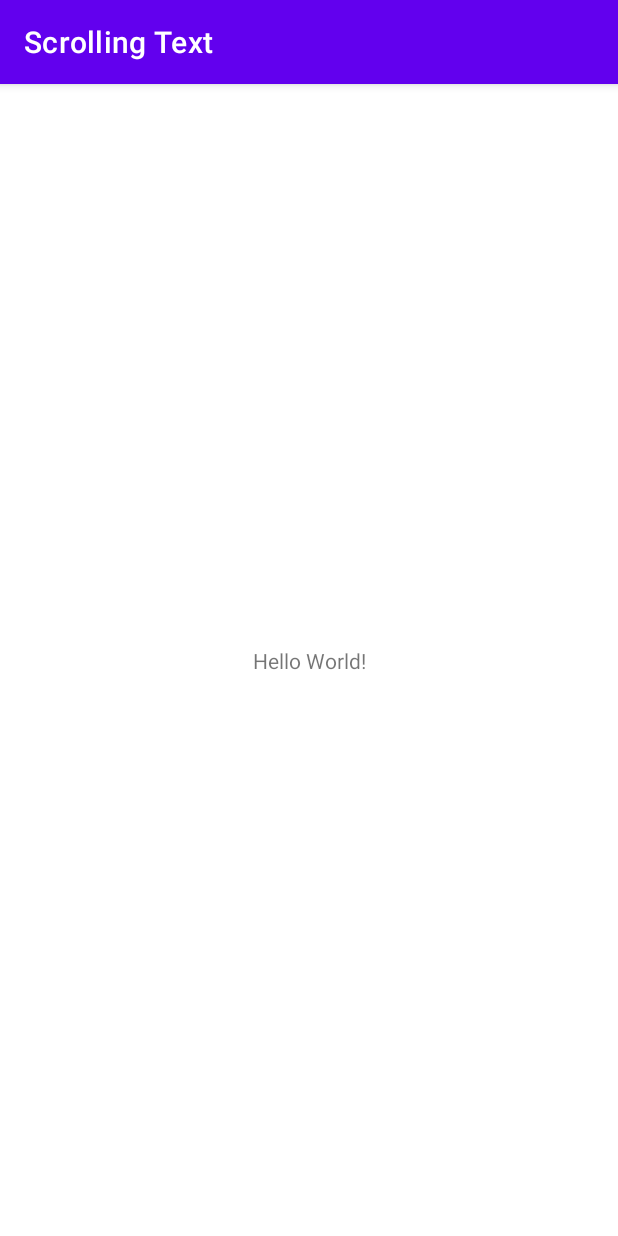
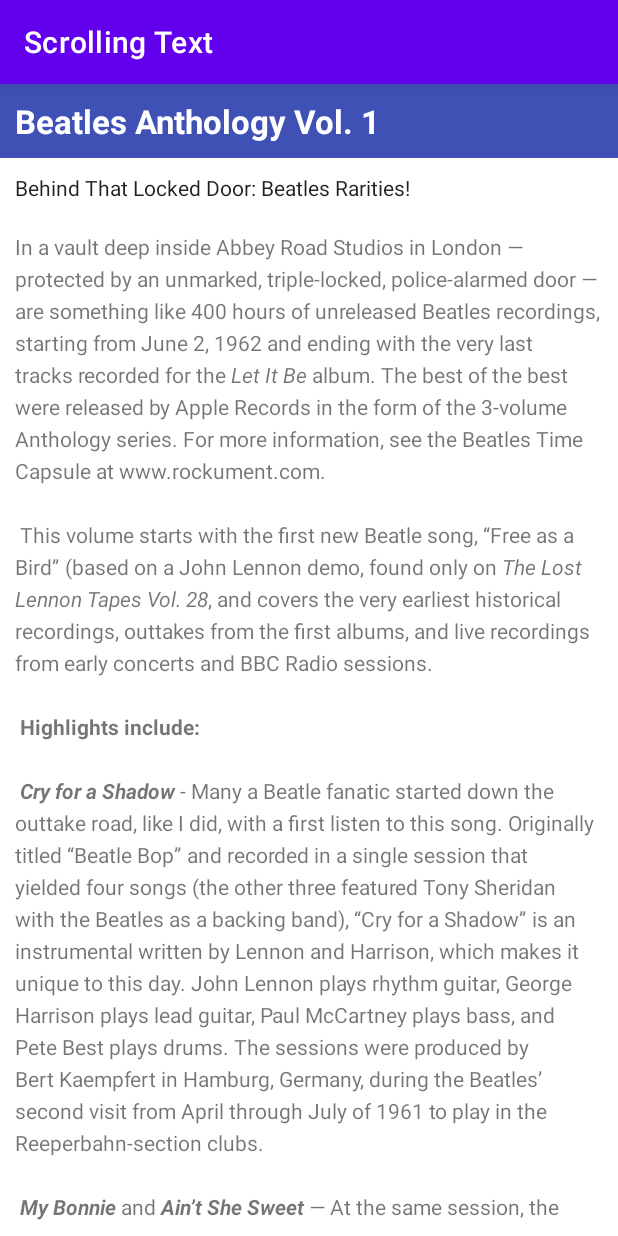
Before and after one commit to Aavash-KC/Text-and-scrolling-views, an Android app: the screen it shows after launch (MainActivity), on a phone screen of 412 x 824 dp. Run offline under Robolectric (Android 15) with nearby library versions, the phone set to English and light mode, and no system bars.

Commit message:
Task 1 completed

```diff
--- a/app/src/main/res/layout/activity_main.xml
+++ b/app/src/main/res/layout/activity_main.xml
@@ -1,18 +1,40 @@
 <?xml version="1.0" encoding="utf-8"?>
-<androidx.constraintlayout.widget.ConstraintLayout xmlns:android="http://schemas.android.com/apk/res/android"
-    xmlns:app="http://schemas.android.com/apk/res-auto"
+<RelativeLayout xmlns:android="http://schemas.android.com/apk/res/android"
+
     xmlns:tools="http://schemas.android.com/tools"
     android:layout_width="match_parent"
     android:layout_height="match_parent"
     tools:context=".MainActivity">
 
     <TextView
+        android:layout_width="match_parent"
+        android:layout_height="wrap_content"
+        android:id="@+id/article_heading"
+        android:background="@color/colorPrimary"
+        android:padding="@dimen/padding_regular"
+        android:text="@string/article_title"
+        android:textAppearance=
+            "@android:style/TextAppearance.DeviceDefault.Large"
+        android:textColor="@android:color/white"
+        android:textStyle="bold" />
+
+    <TextView
+        android:layout_width="match_parent"
+        android:layout_height="wrap_content"
+        android:id="@+id/article_subheading"
+        android:layout_below="@id/article_heading"
+        android:padding="@dimen/padding_regular"
+        android:text="@string/article_subtitle"
+        android:textAppearance=
+            "@android:style/TextAppearance.DeviceDefault" />
+
+    <TextView
         android:layout_width="wrap_content"
         android:layout_height="wrap_content"
-        android:text="Hello World!"
-        app:layout_constraintBottom_toBottomOf="parent"
-        app:layout_constraintLeft_toLeftOf="parent"
-        app:layout_constraintRight_toRightOf="parent"
-        app:layout_constraintTop_toTopOf="parent" />
+        android:id="@+id/article"
+        android:layout_below="@id/article_subheading"
+        android:lineSpacingExtra="@dimen/line_spacing"
+        android:padding="@dimen/padding_regular"
+        android:text="@string/article_text" />
 
-</androidx.constraintlayout.widget.ConstraintLayout>
+</RelativeLayout>
--- a/app/src/main/res/values/colors.xml
+++ b/app/src/main/res/values/colors.xml
@@ -7,4 +7,7 @@
     <color name="teal_700">#FF018786</color>
     <color name="black">#FF000000</color>
     <color name="white">#FFFFFFFF</color>
+    <color name="colorPrimary">#3F51B5</color>
+    <color name="colorPrimaryDark">#303F9F</color>
+    <color name="colorAccent">#FF4081</color>
 </resources>
--- /dev/null
+++ b/app/src/main/res/values/dimen.xml
@@ -0,0 +1,5 @@
+<?xml version="1.0" encoding="utf-8"?>
+<resources>
+    <dimen name="padding_regular">10dp</dimen>
+    <dimen name="line_spacing">5sp</dimen>
+</resources>
--- a/app/src/main/res/values/strings.xml
+++ b/app/src/main/res/values/strings.xml
@@ -1,3 +1,27 @@
+
 <resources>
     <string name="app_name">Scrolling Text</string>
+    <string name="article_title">Beatles Anthology Vol. 1</string>
+    <string name="article_subtitle">Behind That Locked Door: Beatles Rarities!</string>
+    <string name="article_text">In a vault deep inside Abbey Road Studios in London — protected by an unmarked, triple-locked, police-alarmed door — are something like 400 hours of unreleased Beatles recordings, starting from June 2, 1962 and ending with the very last tracks recorded for the <i>Let It Be</i> album. The best of the best were released by Apple Records in the form of the 3-volume Anthology series.
+        For more information, see the Beatles Time Capsule at www.rockument.com.
+\n\n
+This volume starts with the first new Beatle song, “Free as a Bird” (based on a John Lennon demo, found only on <i>The Lost Lennon Tapes Vol. 28</i>, and covers the very earliest historical recordings, outtakes from the first albums, and live recordings from early concerts and BBC Radio sessions.
+\n\n
+<b>Highlights include:</b>
+\n\n
+<b><i>Cry for a Shadow</i></b> - Many a Beatle fanatic started down the outtake road, like I did, with a first listen to this song. Originally titled “Beatle Bop” and recorded in a single session that yielded four songs (the other three featured Tony Sheridan with the Beatles as a backing band), “Cry for a Shadow” is an instrumental written by Lennon and Harrison, which makes it unique to this day. John Lennon plays rhythm guitar, George Harrison plays lead guitar, Paul McCartney plays bass, and Pete Best plays drums. The sessions were produced by Bert Kaempfert in Hamburg, Germany, during the Beatles’ second visit from April through July of 1961 to play in the Reeperbahn-section clubs.
+\n\n
+<b><i>My Bonnie</i></b> and <b><i>Ain’t She Sweet</i></b> — At the same session, the Beatles played on “My Bonnie” (the first-ever single with Beatles playing), as the backing band for English singer Tony Sheridan, originally a member of the Jets. The popularity of this single in Liverpool brought the Beatles to the attention of Brian Epstein, who worked in the NEMS record store and tried to meet demand for the disc. John Lennon then sings a fine “Ain’t She Sweet” (his first-ever released vocal).
+\n\n
+<b><i>Searchin</i></b> — A Jerry Leiber - Mike Stoller comedy song that was a hit for the Coasters in 1957, and a popular live favorite of the Beatles. The Coasters also had a hit with “Besame Mucho” and the Beatles covered that song as well. Ringo Starr had by now replaced Pete Best on drums. The high falsetto is George, who also plays a hesitant lead guitar. This is from their first audition for Decca Records in London on Jan 1., 1962, live in the studio. The Grateful Dead would later cover “Searchin” with a similar arrangement, Pigpen doing the Paul vocals. A live version is available on outtake records featuring the Dead joined by the Beach Boys!
+\n\n
+<b><i>Love Me Do</i></b> — An early version of the song, played a bit slower and with more of a blues feeling, and a cool bossa-nova beat in middle. Paul had to sing while John played harmonica — a first for the group. Pete Best played drums on this version.
+\n\n
+<b><i>She Loves You – Till There Was You – Twist and Shout</i></b> — Live at the Princess Wales Theatre by Leicester Square in London, attended by the Queen. “Till There Was You” (by Meredith Wilson) is from the musical The Music Man and a hit for Peggy Lee in 1961. Before playing it, Paul said it was recorded by his favorite American group, “Sophie Tucker” (which got some laughs). At the end, John tells the people in the cheaper seats to clap their hands, and the rest to “rattle your jewelry” and then announces “Twist and Shout” (a song by Bert Russell and Phil Medley that was first recorded in 1962 by the Isley Brothers). A film of the performance shows the Queen smiling at John’s remark.
+\n\n
+<b><i>Leave My Kitten Alone</i></b> — One of the lost Beatle songs recorded during the “Beatles For Sale” sessions but never released. This song, written by Little Willie John, Titus Turner, and James McDougal, was a 1959 R&amp;B hit for Little Willie John and covered by Johnny Preston before the Beatles tried it and shelved it. A reference to a “big fat bulldog” may have influenced John’s “Hey Bulldog” (Yellow Submarine album), which is a similar rocker.
+\n\n
+<b><i>One After 909</i></b> — A song recorded for the <i>Let It Be</i> album was actually worked on way back in the beginning, six years earlier. This take shows how they did it much more slowly, with an R&amp;B feel to it.
+</string>
 </resources>
```
